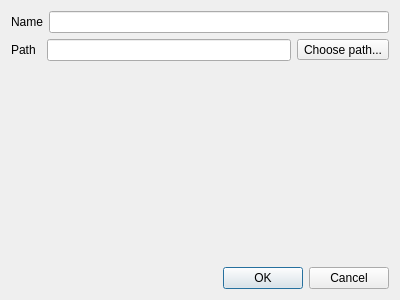
First picture: the form in sub3suite/src/Dialogs/ProjectConfigDialog.ui, repository 3nock/OTE, before the edit.
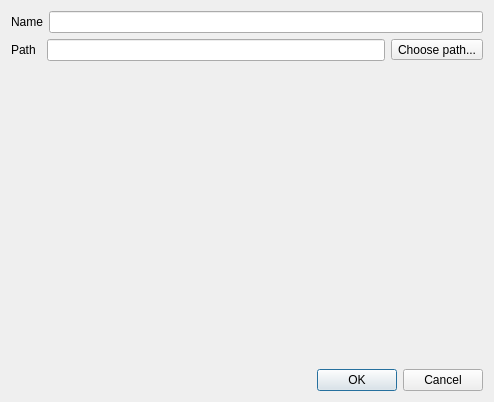
Second picture: the form after the edit. Icons and pictures are not drawn.

What changed in the file:
```diff
--- a/sub3suite/src/Dialogs/ProjectConfigDialog.ui
+++ b/sub3suite/src/Dialogs/ProjectConfigDialog.ui
@@ -6,10 +6,16 @@
    <rect>
     <x>0</x>
     <y>0</y>
-    <width>400</width>
-    <height>300</height>
+    <width>494</width>
+    <height>402</height>
    </rect>
   </property>
+  <property name="sizePolicy">
+   <sizepolicy hsizetype="Expanding" vsizetype="Expanding">
+    <horstretch>0</horstretch>
+    <verstretch>0</verstretch>
+   </sizepolicy>
+  </property>
   <property name="windowTitle">
    <string>Project Config</string>
   </property>
```
